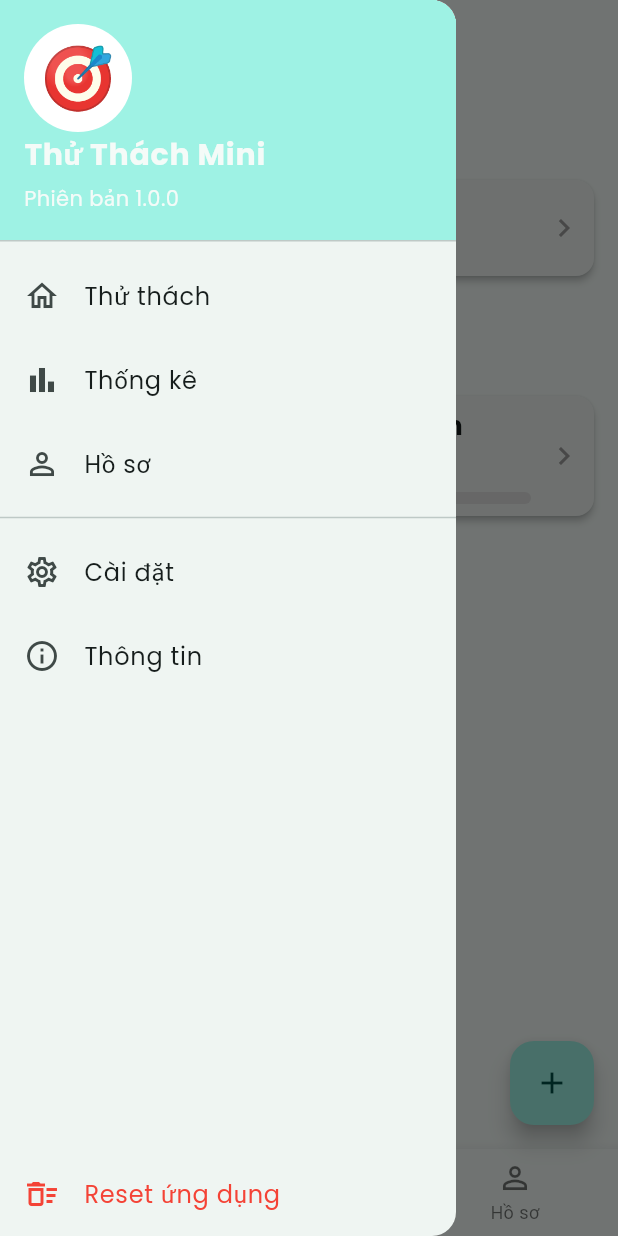
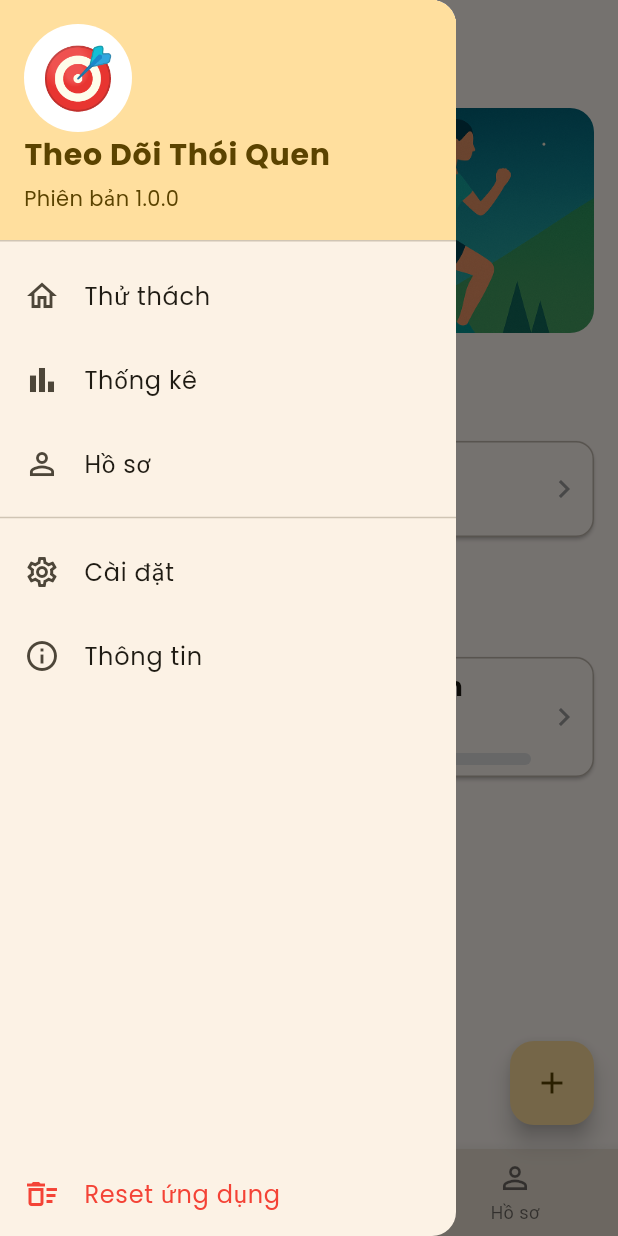
Before and after one commit to truong180805/2025_LTTBDD_N05_Nhom_8, a Flutter app: the screen it shows after launch, after a tap on "Bắt đầu ngay", after a tap on the "menu" icon, on a phone screen of 412 x 824 dp. Run offline on Flutter 3.47's test engine with Material 3 defaults, Android fonts, the light colour scheme and no system bars; drawn by our look-alikes of percent_indicator; our stand-ins replace confetti, google_fonts, table_calendar.

Commit message:
thay doi mau sac cua giao dien va them anh

```diff
--- a/mini_habit_challenge/lib/l10n/app_en.arb
+++ b/mini_habit_challenge/lib/l10n/app_en.arb
@@ -1,6 +1,6 @@
 {
   "@@locale": "en",
-  "appName": "Mini Habit Challenge",
+  "appName": "Habit Tracker",
   "tabChallenges": "Challenges",
   "tabStatistics": "Statistics",
   "tabAbout": "About",
--- a/mini_habit_challenge/lib/l10n/app_localizations.dart
+++ b/mini_habit_challenge/lib/l10n/app_localizations.dart
@@ -101,7 +101,7 @@ abstract class AppLocalizations {
   /// No description provided for @appName.
   ///
   /// In vi, this message translates to:
-  /// **'Thử Thách Mini'**
+  /// **'Theo Dõi Thói Quen'**
   String get appName;
 
   /// No description provided for @tabChallenges.
--- a/mini_habit_challenge/lib/l10n/app_localizations_en.dart
+++ b/mini_habit_challenge/lib/l10n/app_localizations_en.dart
@@ -9,7 +9,7 @@ class AppLocalizationsEn extends AppLocalizations {
   AppLocalizationsEn([String locale = 'en']) : super(locale);
 
   @override
-  String get appName => 'Mini Habit Challenge';
+  String get appName => 'Habit Tracker';
 
   @override
   String get tabChallenges => 'Challenges';
--- a/mini_habit_challenge/lib/l10n/app_localizations_vi.dart
+++ b/mini_habit_challenge/lib/l10n/app_localizations_vi.dart
@@ -9,7 +9,7 @@ class AppLocalizationsVi extends AppLocalizations {
   AppLocalizationsVi([String locale = 'vi']) : super(locale);
 
   @override
-  String get appName => 'Thử Thách Mini';
+  String get appName => 'Theo Dõi Thói Quen';
 
   @override
   String get tabChallenges => 'Thử thách';
--- a/mini_habit_challenge/lib/l10n/app_vi.arb
+++ b/mini_habit_challenge/lib/l10n/app_vi.arb
@@ -1,6 +1,6 @@
 {
   "@@locale": "vi",
-  "appName": "Thử Thách Mini",
+  "appName": "Theo Dõi Thói Quen",
   "tabChallenges": "Thử thách",
   "tabStatistics": "Thống kê",
   "tabAbout": "Thông tin",
--- a/mini_habit_challenge/lib/main.dart
+++ b/mini_habit_challenge/lib/main.dart
@@ -61,7 +61,7 @@ class MyApp extends StatelessWidget {
           theme: ThemeData(
             useMaterial3: true,
             colorScheme: ColorScheme.fromSeed(
-              seedColor: Colors.teal,
+              seedColor: Colors.amber,
               brightness: Brightness.light,
             ),
             fontFamily: GoogleFonts.poppins().fontFamily,
@@ -71,7 +71,7 @@ class MyApp extends StatelessWidget {
           darkTheme: ThemeData(
             useMaterial3: true,
             colorScheme: ColorScheme.fromSeed(
-              seedColor: Colors.teal,
+              seedColor: Colors.amber,
               brightness: Brightness.dark, // <-- Chế độ tối
             ),
             fontFamily: GoogleFonts.poppins().fontFamily,
--- a/mini_habit_challenge/lib/screens/challenge_list_screen.dart
+++ b/mini_habit_challenge/lib/screens/challenge_list_screen.dart
@@ -51,7 +51,20 @@ import 'completion_screen.dart';
             child: Column(
               crossAxisAlignment: CrossAxisAlignment.start,
               children: [
-                // 1. Tiêu đề "Hàng ngày"
+                Padding(
+                padding: const EdgeInsets.only(bottom: 24.0),
+                child: ClipRRect(
+                  borderRadius: BorderRadius.circular(16.0),
+                  child: Image.asset('assets/images/imapp.png',
+                    height: 150, // Bạn có thể điều chỉnh chiều cao
+                    width: double.infinity,
+                    fit: BoxFit.cover,
+
+                    // Thẻ [Image] này sẽ tìm một ảnh phù hợp
+
+                  ),
+                ),
+              ),
                 Text(
                   l10n.daily, // (Sẽ thêm vào l10n sau)
                   style: theme.textTheme.headlineSmall?.copyWith(
@@ -83,6 +96,8 @@ import 'completion_screen.dart';
   // Dùng để vẽ Card thói quen (đã cập nhật logic)
   Widget _buildHabitList(BuildContext context, List<Habit> habits, HabitProvider provider) {
     final l10n = AppLocalizations.of(context)!;
+    final theme = Theme.of(context);
+
     if (habits.isEmpty) {
       return Padding(
         padding: const EdgeInsets.symmetric(vertical: 20.0),
@@ -102,10 +117,18 @@ import 'completion_screen.dart';
         final bool isDoneToday = habit.isCompletedToday; // Logic mới
 
         return Card(
-          elevation: 2,
+          elevation: theme.brightness == Brightness.light ? 1 : 0,
+          color: theme.brightness == Brightness.dark
+          ? theme.colorScheme.surfaceContainerHighest
+          : theme.colorScheme.surface,
+
           margin: EdgeInsets.symmetric(vertical: 8.0),
           shape: RoundedRectangleBorder(
             borderRadius: BorderRadius.circular(12.0),
+            side: BorderSide(
+              color: theme.colorScheme.outline.withValues(alpha: 0.5),
+              width: 1.0, // Độ dày của viền
+            ),
           ),
           child: Padding(
             padding: const EdgeInsets.symmetric(vertical: 8.0, horizontal: 8.0),
@@ -151,7 +174,8 @@ import 'completion_screen.dart';
                           "🔥 Chuỗi: ${habit.streak} ngày",
                           style: TextStyle(
                             fontSize: 14.0,
-                            color: Colors.deepOrange,
+                            color: theme.colorScheme.secondary,
+                            fontWeight: FontWeight.w600,
                           ),
                         ),
                         // (MỚI) Chỉ hiển thị tiến độ cho loại 'Challenge'
--- a/mini_habit_challenge/lib/screens/main_screen.dart
+++ b/mini_habit_challenge/lib/screens/main_screen.dart
@@ -10,6 +10,7 @@ import 'package:mini_habit_challenge/l10n/app_localizations.dart';
 import '../providers/habit_provider.dart';
 import '../providers/profile_provider.dart';
 import '../providers/settings_provider.dart';
+
 class MainScreen extends StatefulWidget {
   const MainScreen({Key? key}) : super(key: key);
 
@@ -50,26 +51,36 @@ class _MainScreenState extends State<MainScreen> {
             );
           },
         ),
-        title: Text(l10n.tabChallenges, style: TextStyle(fontWeight: FontWeight.bold, fontSize: 22)),
+        title: Text(
+          l10n.tabChallenges,
+          style: TextStyle(fontWeight: FontWeight.bold, fontSize: 22),
+        ),
         centerTitle: true,
         elevation: 0,
       ),
       // AppBar cho Tab 1: Thống kê
       AppBar(
-        title: Text(l10n.tabStatistics, style: TextStyle(fontWeight: FontWeight.bold, fontSize: 22)),
+        title: Text(
+          l10n.tabStatistics,
+          style: TextStyle(fontWeight: FontWeight.bold, fontSize: 22),
+        ),
         centerTitle: true,
         elevation: 0,
         automaticallyImplyLeading: false, // Tắt nút back/menu
       ),
       // AppBar cho Tab 2: Hồ sơ
       AppBar(
-        title: Text("Hồ sơ", style: TextStyle(fontWeight: FontWeight.bold, fontSize: 22)), // (Sẽ thêm l10n sau)
+        title: Text(
+          "Hồ sơ",
+          style: TextStyle(fontWeight: FontWeight.bold, fontSize: 22),
+        ), // (Sẽ thêm l10n sau)
         centerTitle: true,
         elevation: 0,
         automaticallyImplyLeading: false, // Tắt nút back/menu
       ),
     ];
   }
+
   @override
   Widget build(BuildContext context) {
     final l10n = AppLocalizations.of(context)!;
@@ -85,15 +96,19 @@ class _MainScreenState extends State<MainScreen> {
             UserAccountsDrawerHeader(
               accountName: Text(
                 l10n.appName,
-                style: TextStyle(fontSize: 20, fontWeight: FontWeight.bold),
+                style: TextStyle(
+                  fontSize: 20,
+                  fontWeight: FontWeight.bold,
+                  color: theme.colorScheme.onPrimaryContainer,
+                ),
               ),
-              accountEmail: Text("${l10n.version} 1.0.0"), // Gợi ý của tôi
+              accountEmail: Text(
+                "${l10n.version} 1.0.0",
+                style: TextStyle(color: theme.colorScheme.onPrimaryContainer),
+              ),
               currentAccountPicture: CircleAvatar(
                 backgroundColor: theme.colorScheme.onPrimary,
-                child: Text(
-                  "🎯",
-                  style: TextStyle(fontSize: 40),
-                ),
+                child: Text("🎯", style: TextStyle(fontSize: 40)),
               ),
               decoration: BoxDecoration(
                 color: theme.colorScheme.primaryContainer,
@@ -105,7 +120,9 @@ class _MainScreenState extends State<MainScreen> {
               leading: Icon(Icons.home_outlined),
               title: Text(l10n.tabChallenges),
               onTap: () {
-                setState(() { _selectedIndex = 0; }); // Chuyển về Tab 0
+                setState(() {
+                  _selectedIndex = 0;
+                }); // Chuyển về Tab 0
                 Navigator.pop(context); // Đóng menu
               },
             ),
@@ -113,7 +130,9 @@ class _MainScreenState extends State<MainScreen> {
               leading: Icon(Icons.bar_chart_outlined),
               title: Text(l10n.tabStatistics),
               onTap: () {
-                setState(() { _selectedIndex = 1; }); // Chuyển về Tab 1
+                setState(() {
+                  _selectedIndex = 1;
+                }); // Chuyển về Tab 1
                 Navigator.pop(context); // Đóng menu
               },
             ),
@@ -121,7 +140,9 @@ class _MainScreenState extends State<MainScreen> {
               leading: Icon(Icons.person_outline),
               title: Text(l10n.profile), // (Sẽ thêm l10n sau)
               onTap: () {
-                setState(() { _selectedIndex = 2; }); // Chuyển về Tab 2
+                setState(() {
+                  _selectedIndex = 2;
+                }); // Chuyển về Tab 2
                 Navigator.pop(context); // Đóng menu
               },
             ),
@@ -134,7 +155,9 @@ class _MainScreenState extends State<MainScreen> {
                 // (Điều hướng đến màn hình Cài đặt)
                 Navigator.push(
                   context,
-                  MaterialPageRoute(builder: (context) => const SettingsScreen()),
+                  MaterialPageRoute(
+                    builder: (context) => const SettingsScreen(),
+                  ),
                 );
               },
             ),
@@ -155,7 +178,10 @@ class _MainScreenState extends State<MainScreen> {
             Spacer(), // Đẩy mục này xuống cuối
             ListTile(
               leading: Icon(Icons.delete_sweep_outlined, color: Colors.red),
-              title: Text("Reset ứng dụng", style: TextStyle(color: Colors.red)),
+              title: Text(
+                "Reset ứng dụng",
+                style: TextStyle(color: Colors.red),
+              ),
               onTap: () {
                 // Đóng menu trước
                 Navigator.pop(context);
@@ -165,7 +191,9 @@ class _MainScreenState extends State<MainScreen> {
                   context: context,
                   builder: (ctx) => AlertDialog(
                     title: Text("Bạn có chắc chắn?"),
-                    content: Text("Toàn bộ thói quen, hồ sơ và cài đặt sẽ bị xóa vĩnh viễn."),
+                    content: Text(
+                      "Toàn bộ thói quen, hồ sơ và cài đặt sẽ bị xóa vĩnh viễn.",
+                    ),
                     actions: [
                       TextButton(
                         child: Text("Hủy"),
@@ -178,9 +206,19 @@ class _MainScreenState extends State<MainScreen> {
                         ),
                         onPressed: () {
                           // Lấy TẤT CẢ provider (listen: false)
-                          final habitProvider = Provider.of<HabitProvider>(context, listen: false);
-                          final profileProvider = Provider.of<ProfileProvider>(context, listen: false);
-                          final settingsProvider = Provider.of<SettingsProvider>(context, listen: false);
+                          final habitProvider = Provider.of<HabitProvider>(
+                            context,
+                            listen: false,
+                          );
+                          final profileProvider = Provider.of<ProfileProvider>(
+                            context,
+                            listen: false,
+                          );
+                          final settingsProvider =
+                              Provider.of<SettingsProvider>(
+                                context,
+                                listen: false,
+                              );
 
                           // Gọi các hàm reset
                           habitProvider.resetAllHabits();
@@ -202,10 +240,7 @@ class _MainScreenState extends State<MainScreen> {
 
       appBar: appBars[_selectedIndex],
 
-      body: IndexedStack(
-        index: _selectedIndex,
-        children: _widgetOptions,
-      ),
+      body: IndexedStack(index: _selectedIndex, children: _widgetOptions),
 
       // --- (4. CẬP NHẬT BOTTOM NAV BAR) ---
       bottomNavigationBar: BottomNavigationBar(
@@ -228,6 +263,7 @@ class _MainScreenState extends State<MainScreen> {
 
         // (Gợi ý): Fix giao diện khi dùng 3 tab với M3
         type: BottomNavigationBarType.fixed,
+        backgroundColor: theme.colorScheme.surfaceContainerHighest,
       ),
 
       floatingActionButton: _selectedIndex == 0
--- a/mini_habit_challenge/lib/screens/profile_screen.dart
+++ b/mini_habit_challenge/lib/screens/profile_screen.dart
@@ -87,10 +87,7 @@ class _ProfileScreenState extends State<ProfileScreen> {
 
     // Hiển thị thông báo đã lưu
     ScaffoldMessenger.of(context).showSnackBar(
-      SnackBar(
-        content: Text("Đã lưu hồ sơ!"),
-        backgroundColor: Colors.green,
-      ),
+      SnackBar(content: Text("Đã lưu hồ sơ!"), backgroundColor: Colors.green),
     );
   }
 
@@ -102,6 +99,20 @@ class _ProfileScreenState extends State<ProfileScreen> {
     return ListView(
       padding: EdgeInsets.all(24),
       children: [
+        Padding(
+          padding: const EdgeInsets.only(bottom: 32.0),
+          child: ClipRRect(
+            borderRadius: BorderRadius.circular(16.0),
+
+            // Ảnh [Image] bình thường với BoxFit.cover
+            child: Image.asset(
+              'assets/images/anha.png',
+              height: 150,
+              width: double.infinity,
+              fit: BoxFit.cover, // <-- Theo đúng yêu cầu của bạn
+            ),
+          ),
+        ),
         // 1. Tên
         _buildTextField(
           controller: _nameController,
@@ -152,16 +163,19 @@ class _ProfileScreenState extends State<ProfileScreen> {
   }
 
   // Widget helper cho ô nhập liệu
-  Widget _buildTextField({required TextEditingController controller, required String label, required IconData icon, TextInputType keyboardType = TextInputType.text}) {
+  Widget _buildTextField({
+    required TextEditingController controller,
+    required String label,
+    required IconData icon,
+    TextInputType keyboardType = TextInputType.text,
+  }) {
     return TextField(
       controller: controller,
       keyboardType: keyboardType,
       decoration: InputDecoration(
         labelText: label,
         prefixIcon: Icon(icon),
-        border: OutlineInputBorder(
-          borderRadius: BorderRadius.circular(12),
-        ),
+        border: OutlineInputBorder(borderRadius: BorderRadius.circular(12)),
       ),
     );
   }
@@ -177,9 +191,7 @@ class _ProfileScreenState extends State<ProfileScreen> {
         decoration: InputDecoration(
           labelText: l10n.dateOfBirth, // (Sẽ thêm l10n sau)
           prefixIcon: Icon(Icons.calendar_today_outlined),
-          border: OutlineInputBorder(
-            borderRadius: BorderRadius.circular(12),
-          ),
+          border: OutlineInputBorder(borderRadius: BorderRadius.circular(12)),
         ),
         child: Text(
           _selectedDob == null
--- a/mini_habit_challenge/lib/screens/statistics_screen.dart
+++ b/mini_habit_challenge/lib/screens/statistics_screen.dart
@@ -131,7 +131,7 @@ class StatisticsScreen extends StatelessWidget {
                     children: [
                       Icon(Icons.local_fire_department, color: Colors.orange),
                       SizedBox(width: 8),
-                      Text("${habit.streak} ${l10n.day}s", style: TextStyle(fontWeight: FontWeight.bold, fontSize: 16)),
+                      Text("${habit.streak} ${l10n.day}", style: TextStyle(fontWeight: FontWeight.bold, fontSize: 16)),
                     ],
                   ),
               ],
--- a/mini_habit_challenge/pubspec.yaml
+++ b/mini_habit_challenge/pubspec.yaml
@@ -69,7 +69,8 @@ flutter:
   # assets:
   #   - images/a_dot_burr.jpeg
   #   - images/a_dot_ham.jpeg
-
+  assets:
+    - assets/images/
   # An image asset can refer to one or more resolution-specific "variants", see
   # https://flutter.dev/to/resolution-aware-images
 
```
Also changed, not shown: mini_habit_challenge/assets/images/anha.png (added), mini_habit_challenge/assets/images/anhb.png (added), mini_habit_challenge/assets/images/imapp.png (added).
